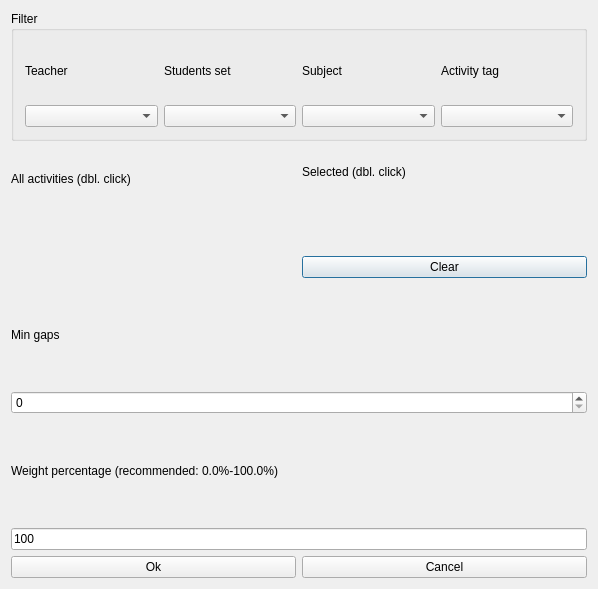
First picture: the form in src/interface/modifyconstraintmingapsbetweenactivitiesform_template.ui, repository janLo/FET, before the edit.
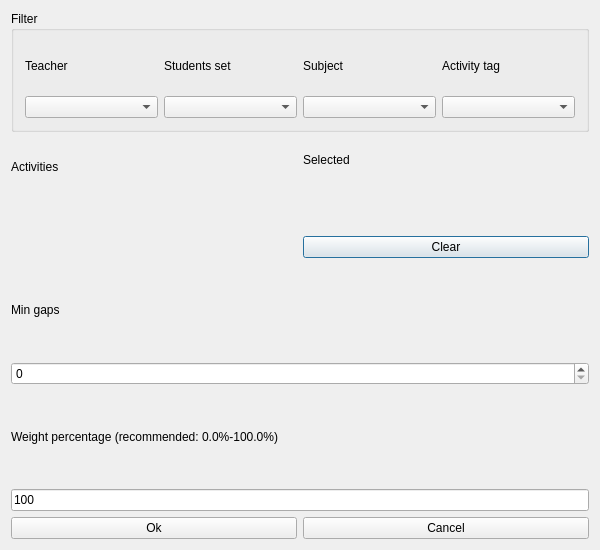
Second picture: the form after the edit. Custom widgets are drawn as their Qt base class.

```diff
--- a/src/interface/modifyconstraintmingapsbetweenactivitiesform_template.ui
+++ b/src/interface/modifyconstraintmingapsbetweenactivitiesform_template.ui
@@ -6,8 +6,8 @@
    <rect>
     <x>0</x>
     <y>0</y>
-    <width>598</width>
-    <height>589</height>
+    <width>600</width>
+    <height>550</height>
    </rect>
   </property>
   <property name="windowTitle">
@@ -90,7 +90,7 @@
         <enum>QFrame::Plain</enum>
        </property>
        <property name="text">
-        <string>All activities (dbl. click)</string>
+        <string>Activities</string>
        </property>
        <property name="wordWrap">
         <bool>false</bool>
@@ -119,7 +119,7 @@
         <enum>QFrame::Plain</enum>
        </property>
        <property name="text">
-        <string>Selected (dbl. click)</string>
+        <string comment="It refers to a list of selected activities">Selected</string>
        </property>
        <property name="wordWrap">
         <bool>false</bool>
```
Left out of the diff: 2 changed lines with no effect on the pictures.
